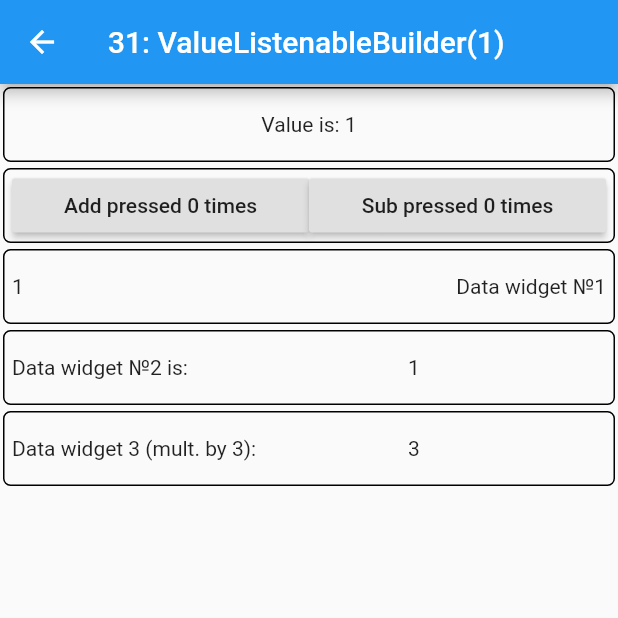
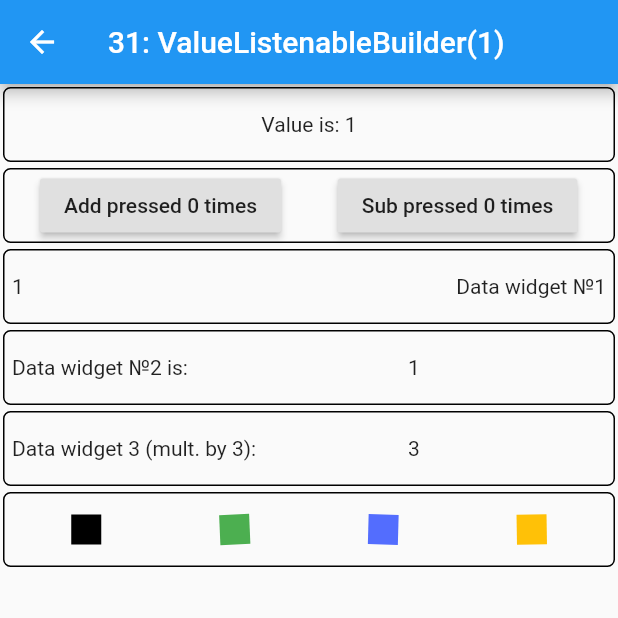
Before and after one commit to Torganik/flutter_cookbook, a Flutter app: the ValueListenableBuilderDemo screen opened directly, on a phone screen of 412 x 824 dp, the top half of it. Run offline on Flutter 3.47's test engine with Material 2 defaults, Android fonts, the phone set to English and light mode, and no system bars.

Commit message:
-- add transforms for ValueListenableBuilder

```diff
--- a/lib/widgets_for_demo.dart
+++ b/lib/widgets_for_demo.dart
@@ -3,6 +3,7 @@ import 'dart:ui';
 
 import 'package:flutter/material.dart';
 import 'package:flutter/rendering.dart';
+
 
 // 25: BackDropFilter
 class BackDropFilterTest extends StatefulWidget {
@@ -618,6 +619,7 @@ class ValueListenableBuilderDemo extends StatelessWidget {
     widgets.add(Row(
       children: [
         Expanded(
+            child: Center(
           child: RaisedButton(
               onPressed: onPressPlus,
               child: ValueListenableBuilder(
@@ -625,8 +627,10 @@ class ValueListenableBuilderDemo extends StatelessWidget {
                 builder: (BuildContext context, ButtonPressData val, _) {
                   return Text("Add pressed ${val.addPress} times");
                 },
-                ))),
+              )),
+        )),
         Expanded(
+            child: Center(
           child: RaisedButton(
             onPressed: onPressMinus,
             child: ValueListenableBuilder(
@@ -634,6 +638,7 @@ class ValueListenableBuilderDemo extends StatelessWidget {
               builder: (BuildContext context, ButtonPressData val, _) {
                 return Text("Sub pressed ${val.subPress} times");
               },
+            ),
           ),
         )),
       ],
@@ -683,6 +688,71 @@ class ValueListenableBuilderDemo extends StatelessWidget {
                 return Text("${val * 3}");
               },
             )),
+      ],
+    ));
+
+    widgets.add(Row(
+      children: [
+        Expanded(
+          child: Center(
+            child: Container(
+              height: 20,
+              width: 20,
+              color: Colors.black,
+            ),
+          ),
+        ),
+        Expanded(
+          child: Center(
+            child: ValueListenableBuilder(
+                valueListenable: valNotify,
+                child: Container(
+                  height: 20,
+                  width: 20,
+                  color: Colors.green,
+                ),
+                builder: (BuildContext context, int val, child) {
+                  return Transform.rotate(
+                    angle: val * 27 * 3.14,
+                    child: child,
+                  );
+                }),
+          ),
+        ),
+        Expanded(
+          child: Center(
+            child: ValueListenableBuilder(
+                valueListenable: valNotify,
+                child: Container(
+                  height: 20,
+                  width: 20,
+                  color: Colors.indigoAccent,
+                ),
+                builder: (BuildContext context, int val, child) {
+                  return Transform.rotate(
+                    angle: -val * 17 * 3.14,
+                    child: child,
+                  );
+                }),
+          ),
+        ),
+        Expanded(
+          child: Center(
+            child: ValueListenableBuilder(
+                valueListenable: valNotify,
+                child: Container(
+                  height: 20,
+                  width: 20,
+                  color: Colors.amber,
+                ),
+                builder: (BuildContext context, int val, child) {
+                  return Transform.rotate(
+                    angle: val * 10 * 3.14,
+                    child: child,
+                  );
+                }),
+          ),
+        ),
       ],
     ));
 
```
Lines whose indentation alone changed are shown as unchanged.
